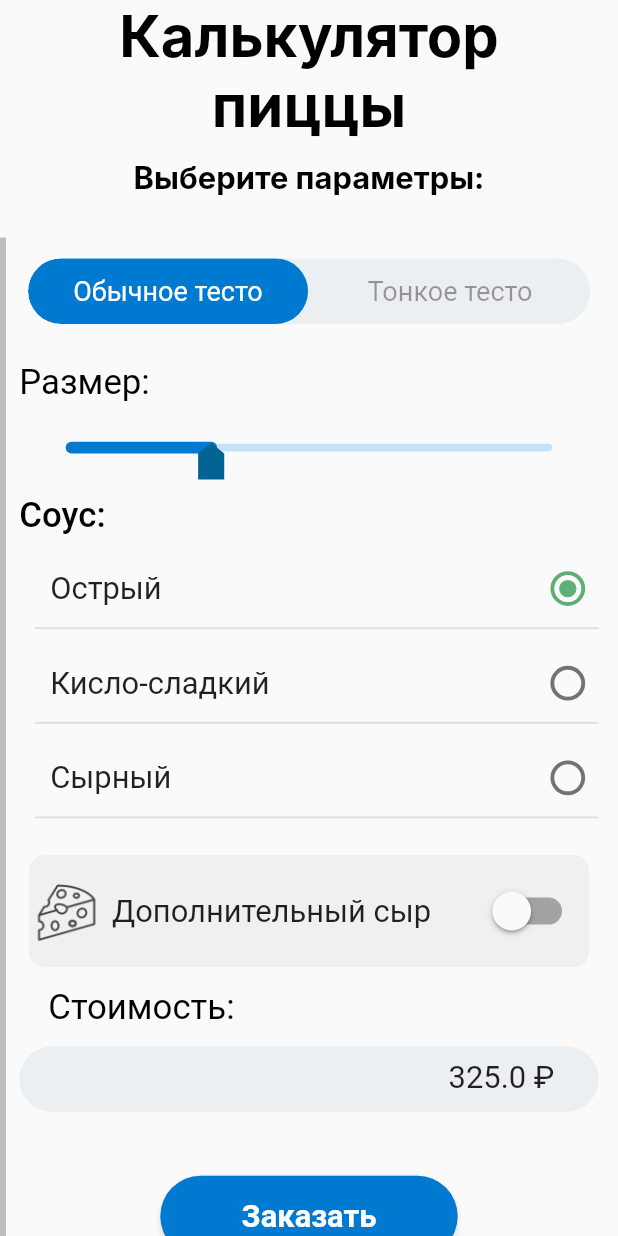
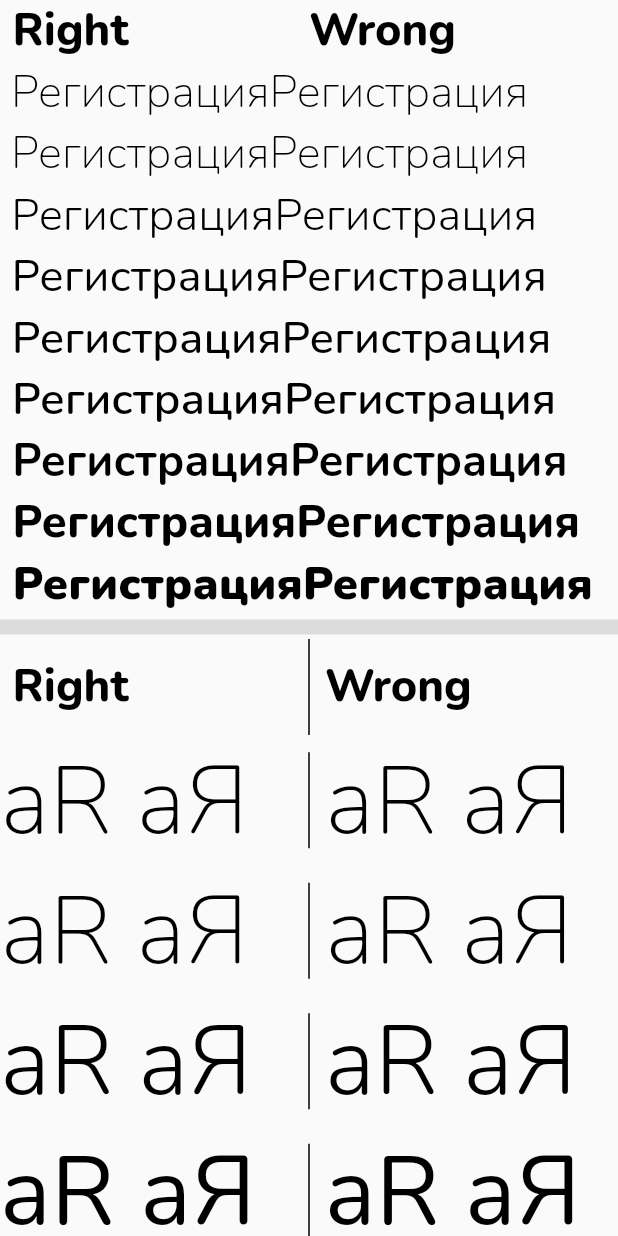
Before and after one commit to Alexqwesa/test_task_pizza_shop_project, a Flutter app: the MainScreen screen opened by its route, scrolled down 196 dp, after a tap on "Заказать", on a phone screen of 412 x 824 dp. Run offline on Flutter 3.47's test engine with Material 2 defaults, Android fonts, the phone set to English and light mode, and no system bars; drawn by our look-alikes of toggle_switch; our stand-ins replace google_fonts; Roboto replaces fonts that are missing (Inter).

Commit message:
add sample code for bug report

```diff
--- /dev/null
+++ b/lib/bug_screen2.dart
@@ -0,0 +1,161 @@
+import 'package:flutter/material.dart';
+import 'package:google_fonts/google_fonts.dart';
+
+//
+// for https://github.com/material-foundation/google-fonts-flutter/issues/207
+//
+
+class BugScreen2 extends StatefulWidget {
+  const BugScreen2({Key? key}) : super(key: key);
+
+  @override
+  _BugScreen2State createState() => _BugScreen2State();
+}
+
+class _BugScreen2State extends State<BugScreen2> {
+  @override
+  Widget build(BuildContext context) {
+    return Scaffold(
+      // resizeToAvoidBottomInset: false,
+      body: SingleChildScrollView(
+        // child: SizedBox.expand(
+
+        child: Column(
+          children: [
+            Row(
+              children: [
+                const Expanded(
+                  child: Text(
+                    ' Right',
+                    style: TextStyle(
+                      fontFamily: 'NunitoAsset',
+                      fontSize: 30,
+                      fontWeight: FontWeight.w800,
+                      color: Colors.black,
+                    ),
+                  ),
+                ),
+                Expanded(
+                  child: Text(
+                    'Wrong',
+                    style: GoogleFonts.nunito(
+                      // this didn't work
+                      textStyle: const TextStyle(
+                        fontSize: 30,
+                        fontWeight: FontWeight.w800,
+                        color: Colors.black,
+                      ),
+                    ),
+                  ),
+                ),
+              ],
+            ),
+            for (int i = 0; i < 9; i++)
+              Row(
+                children: [
+                  Text(
+                    ' Регистрация',
+                    style: TextStyle(
+                      fontFamily: 'NunitoAsset',
+                      fontSize: 30,
+                      fontWeight: FontWeight.values.elementAt(i),
+                      color: Colors.black,
+                    ),
+                  ),
+                  Text(
+                    'Регистрация',
+                    style: GoogleFonts.nunito(
+                      // this didn't work
+                      textStyle: TextStyle(
+                        fontSize: 30,
+                        fontWeight: FontWeight.values.elementAt(i),
+                        color: Colors.black,
+                      ),
+                    ),
+                  ),
+                ],
+              ),
+            const Divider(
+              thickness: 10,
+            ),
+            Row(
+              children: [
+                const Expanded(
+                  child: Text(
+                    ' Right',
+                    style: TextStyle(
+                      fontFamily: 'NunitoAsset',
+                      fontSize: 30,
+                      fontWeight: FontWeight.w800,
+                      color: Colors.black,
+                    ),
+                  ),
+                ),
+                // VerticalDivider(),
+                Container(
+                  height: 64.0,
+                  width: 1.0,
+                  color: Colors.black,
+                  margin: const EdgeInsets.only(left: 10.0, right: 10.0),
+                ),
+                Expanded(
+                  child: Text(
+                    'Wrong',
+                    style: GoogleFonts.nunito(
+                      // this didn't work
+                      textStyle: const TextStyle(
+                        fontSize: 30,
+                        fontWeight: FontWeight.w800,
+                        color: Colors.black,
+                      ),
+                    ),
+                  ),
+                ),
+              ],
+            ),
+            for (int i = 0; i < 9; i++)
+              Row(
+                children: [
+                  Expanded(
+                    child: Text(
+                      'aR аЯ',
+                      style: TextStyle(
+                        fontFamily: 'NunitoAsset',
+                        fontSize: 64,
+                        fontWeight: FontWeight.values.elementAt(i),
+                        color: Colors.black,
+                      ),
+                    ),
+                  ),
+
+                  Container(
+                    height: 64.0,
+                    width: 1.0,
+                    color: Colors.black,
+                    margin: const EdgeInsets.only(left: 10.0, right: 10.0),
+                  ),
+                  Expanded(
+                    child: Text(
+                      'aR аЯ',
+                      style: GoogleFonts.nunito(
+                        // this didn't work
+                        textStyle: TextStyle(
+                          fontSize: 64,
+                          fontWeight: FontWeight.values.elementAt(i),
+                          color: Colors.black,
+                        ),
+                      ),
+                    ),
+                  ),
+                ],
+              ),
+            const Divider(
+              thickness: 10,
+            ),
+          ],
+        ),
+      ),
+      // ),
+    );
+  }
+}
--- a/lib/main.dart
+++ b/lib/main.dart
@@ -3,10 +3,12 @@ import 'dart:ui';
 import 'package:flutter/material.dart';
 import 'package:flutter/widgets.dart';
 import 'package:test_task_pizza_shop_project/bug_screen.dart';
+import 'package:test_task_pizza_shop_project/bug_screen2.dart';
 import 'package:test_task_pizza_shop_project/login_screen.dart';
 import 'package:test_task_pizza_shop_project/main_screen.dart';
 import 'package:test_task_pizza_shop_project/register_screen.dart';
 import 'package:test_task_pizza_shop_project/slider.dart';
+
 
 Future<void> main() async {
   runApp(const MyApp());
@@ -101,6 +103,7 @@ class MyApp extends StatelessWidget {
         '/register': (context) => const RegisterScreen(),
         '/main_screen': (context) => const MainScreen(),
         '/bug_screen': (context) => const BugScreen(),
+        '/bug_screen2': (context) => const BugScreen2(),
       },
       home: const LoginScreen(),
     );
--- a/lib/main_screen.dart
+++ b/lib/main_screen.dart
@@ -305,7 +305,9 @@ class _MainScreenState extends State<MainScreen> {
                                       ),
                                     ),
                                     child: ElevatedButton(
-                                      onPressed: () {},
+                                      onPressed: () {
+                                        Navigator.pushNamed(context, '/bug_screen2');
+                                      },
                                       child: const Text('Заказать'),
                                       style: ButtonStyle(
                                         shape: MaterialStateProperty.all(
```
